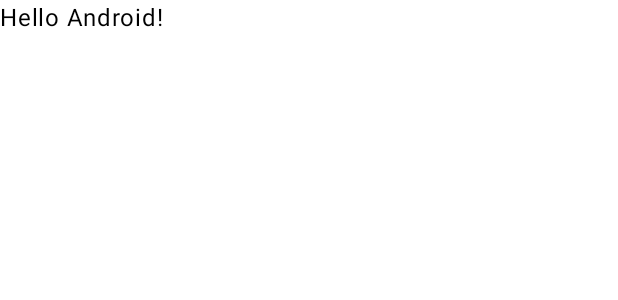
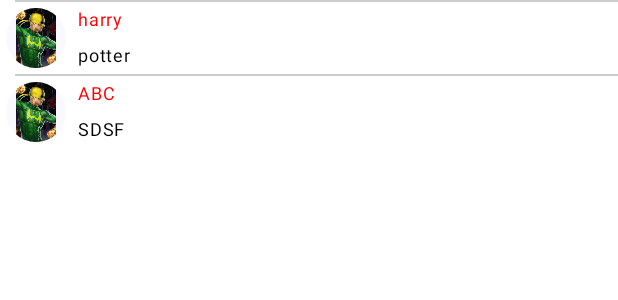
Before and after one commit to imasd88/SuperHeroApp, an Android app built with Jetpack Compose: the @Preview function GreetingPreview, on a phone screen of 412 x 824 dp. Shown: the top 300 px of the screen. Run offline under Robolectric (Android 15) with nearby library versions, the phone set to English and light mode, and no system bars.

Commit message:
hook SuperItemView to LazyColumn

```diff
--- a/app/src/main/java/com/emazdoor/superheroapp/MainActivity.kt
+++ b/app/src/main/java/com/emazdoor/superheroapp/MainActivity.kt
@@ -4,43 +4,52 @@ import android.os.Bundle
 import androidx.activity.ComponentActivity
 import androidx.activity.compose.setContent
 import androidx.compose.foundation.layout.fillMaxSize
+import androidx.compose.foundation.lazy.LazyColumn
+import androidx.compose.foundation.lazy.items
 import androidx.compose.material3.MaterialTheme
 import androidx.compose.material3.Surface
 import androidx.compose.material3.Text
 import androidx.compose.runtime.Composable
+import androidx.compose.runtime.mutableStateListOf
+import androidx.compose.runtime.remember
 import androidx.compose.ui.Modifier
 import androidx.compose.ui.tooling.preview.Preview
+import com.emazdoor.superheroapp.ui.components.SuperHeroItemView
 import com.emazdoor.superheroapp.ui.theme.SuperHeroAppTheme
 
 class MainActivity : ComponentActivity() {
     override fun onCreate(savedInstanceState: Bundle?) {
         super.onCreate(savedInstanceState)
         setContent {
+            data class Test( val title: String, val subTitle: String)
+            val aList = remember{ mutableStateListOf<Test>() }
+            aList.add(Test("harry", "potter"))
+            aList.add(Test("ABC", "SDSF"))
             SuperHeroAppTheme {
-                // A surface container using the 'background' color from the theme
-                Surface(
-                    modifier = Modifier.fillMaxSize(),
-                    color = MaterialTheme.colorScheme.background
-                ) {
-                    Greeting("Android")
+                LazyColumn(){
+                    items(aList){
+                        SuperHeroItemView(title = it.title, subTitle = it.subTitle)
+                    }
+
                 }
             }
         }
     }
 }
 
-@Composable
-fun Greeting(name: String, modifier: Modifier = Modifier) {
-    Text(
-        text = "Hello $name!",
-        modifier = modifier
-    )
-}
-
 @Preview(showBackground = true)
 @Composable
 fun GreetingPreview() {
+    data class Test( val title: String, val subTitle: String)
+    val aList = remember{ mutableStateListOf<Test>() }
+    aList.add(Test("harry", "potter"))
+    aList.add(Test("ABC", "SDSF"))
     SuperHeroAppTheme {
-        Greeting("Android")
+        LazyColumn(){
+           items(aList){
+               SuperHeroItemView(title = it.title, subTitle = it.subTitle)
+           }
+
+        }
     }
 }
--- a/app/src/main/java/com/emazdoor/superheroapp/ui/components/SuperHeroItemView.kt
+++ b/app/src/main/java/com/emazdoor/superheroapp/ui/components/SuperHeroItemView.kt
@@ -6,6 +6,7 @@ import androidx.compose.foundation.layout.Row
 import androidx.compose.foundation.layout.fillMaxWidth
 import androidx.compose.foundation.layout.padding
 import androidx.compose.foundation.layout.size
+import androidx.compose.material3.Divider
 import androidx.compose.runtime.Composable
 import androidx.compose.ui.Alignment
 import androidx.compose.ui.Modifier
@@ -16,25 +17,36 @@ import androidx.compose.ui.unit.dp
 import com.emazdoor.superheroapp.R
 
 @Composable
-fun ItemView() {
-    Row(modifier = Modifier.fillMaxWidth(),
-        verticalAlignment = Alignment.CenterVertically) {
-        CircularBackground(modifier = Modifier.size(48.dp).padding(4.dp))
+fun SuperHeroItemView(title: String = "", subTitle: String = "") {
+    Divider(modifier = Modifier.padding(start = 10.dp), color = Color.LightGray)
+    Row(
+        modifier = Modifier.fillMaxWidth(),
+        verticalAlignment = Alignment.CenterVertically
+    ) {
+        CircularBackground(
+            modifier = Modifier
+                .size(48.dp)
+                .padding(4.dp)
+        )
         {
             Image(
                 painter = painterResource(id = R.drawable.placeholder_image),
                 contentDescription = "circular image"
             )
         }
-        Column( modifier = Modifier.weight(1f).padding(start = 4.dp)) {
-            TextView(text = "Batman", color = Color.Red)
-            TextView(text = "Harry Potter")
+        Column(
+            modifier = Modifier
+                .weight(1f)
+                .padding(start = 4.dp)
+        ) {
+            TextView(text = title, color = Color.Red)
+            TextView(text = subTitle)
         }
     }
 }
 
 @Preview
 @Composable
-fun PreviewItemView (){
-    ItemView()
+fun PreviewItemView() {
+    SuperHeroItemView(title = "Batman", subTitle = "HarryPotter")
 }
```
